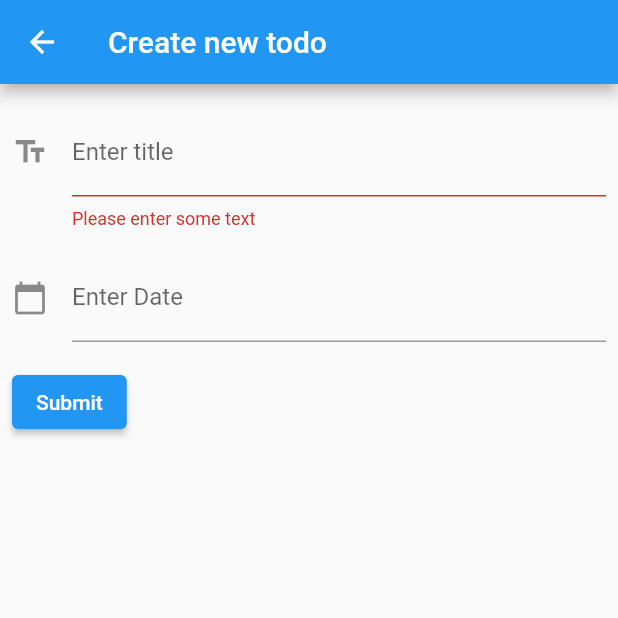
After one commit to bondo/survival-list, a Flutter app: the SurvivalItemCreateView screen opened by its route, after a tap on "Submit", on a phone screen of 412 x 824 dp, the top half of it. The commit adds this screen. Run offline on Flutter 3.47's test engine with Material 2 defaults, Android fonts, the phone set to English and light mode, and no system bars; our stand-ins replace shared_preferences; missing offline and left inert: enum_to_string; accounts and stored records are empty; generated files the repository leaves out were written again.

Commit message:
client: start adding create form

```diff
--- a/client/lib/main.dart
+++ b/client/lib/main.dart
@@ -1,4 +1,5 @@
 import 'package:flutter/material.dart';
+import 'package:intl/intl.dart';
 
 import 'src/app.dart';
 import 'src/settings/settings_controller.dart';
@@ -15,6 +16,11 @@ void main() async {
   // This prevents a sudden theme change when the app is first displayed.
   await settingsController.loadSettings();
 
+  if (settingsController.locale != null) {
+    // TODO: Update on locale change
+    Intl.systemLocale = settingsController.locale.toString();
+  }
+
   // Run the app and pass in the SettingsController. The app listens to the
   // SettingsController for changes, then passes it further down to the
   // SettingsView.
--- a/client/lib/src/app.dart
+++ b/client/lib/src/app.dart
@@ -2,6 +2,7 @@ import 'package:flutter/material.dart';
 import 'package:flutter_gen/gen_l10n/app_localizations.dart';
 
 import 'survival/survival_item.dart';
+import 'survival/survival_item_create_view.dart';
 import 'survival/survival_item_details_view.dart';
 import 'survival/survival_item_list_view.dart';
 import 'settings/settings_controller.dart';
@@ -18,8 +19,6 @@ class SurvivalListApp extends StatelessWidget {
 
   @override
   Widget build(BuildContext context) {
-    // Glue the SettingsController to the MaterialApp.
-    //
     // The AnimatedBuilder Widget listens to the SettingsController for changes.
     // Whenever the user updates their settings, the MaterialApp is rebuilt.
     return AnimatedBuilder(
@@ -64,6 +63,8 @@ class SurvivalListApp extends StatelessWidget {
                     return SettingsView(controller: settingsController);
                   case SurvivalItemDetailsView.routeName:
                     return const SurvivalItemDetailsView();
+                  case SurvivalItemCreateView.routeName:
+                    return const SurvivalItemCreateView();
                   case SurvivalItemListView.routeName:
                   default:
                     return SurvivalItemListView(items: [
--- a/client/lib/src/localization/app_da.arb
+++ b/client/lib/src/localization/app_da.arb
@@ -19,5 +19,6 @@
     "placeholders": {
       "i": {}
     }
-  }
+  },
+  "pageItemCreateTitle": "Opret ny todo"
 }
--- a/client/lib/src/localization/app_en.arb
+++ b/client/lib/src/localization/app_en.arb
@@ -19,5 +19,6 @@
     "placeholders": {
       "i": {}
     }
-  }
+  },
+  "pageItemCreateTitle": "Create new todo"
 }
--- a/client/lib/src/settings/settings_view.dart
+++ b/client/lib/src/settings/settings_view.dart
@@ -23,7 +23,7 @@ class SettingsView extends StatelessWidget {
       ),
       body: Padding(
         padding: const EdgeInsets.all(16),
-        child: Column(children: [
+        child: Column(crossAxisAlignment: CrossAxisAlignment.start, children: [
           DropdownButton<ThemeMode>(
             // Read the selected themeMode from the controller
             value: controller.themeMode,
--- /dev/null
+++ b/client/lib/src/survival/survival_item_create_form.dart
@@ -0,0 +1,96 @@
+import 'package:flutter/material.dart';
+import 'package:intl/intl.dart';
+
+class SurvivalItemCreateForm extends StatefulWidget {
+  const SurvivalItemCreateForm({super.key});
+
+  @override
+  State<SurvivalItemCreateForm> createState() => _SurvivalItemCreateFormState();
+}
+
+class _SurvivalItemCreateFormState extends State<SurvivalItemCreateForm> {
+  final _formKey = GlobalKey<FormState>();
+  TextEditingController dateInput = TextEditingController();
+
+  @override
+  void initState() {
+    dateInput.text = ""; //set the initial value of text field
+    super.initState();
+  }
+
+  @override
+  Widget build(BuildContext context) {
+    return Form(
+      key: _formKey,
+      child: Padding(
+          padding: const EdgeInsets.all(8),
+          child: Column(
+            crossAxisAlignment: CrossAxisAlignment.start,
+            children: <Widget>[
+              Padding(
+                  padding: const EdgeInsets.symmetric(vertical: 8),
+                  child: TextFormField(
+                    decoration: const InputDecoration(
+                      border: UnderlineInputBorder(),
+                      icon: Icon(Icons.text_fields),
+                      labelText: 'Enter title',
+                    ),
+                    validator: (value) {
+                      if (value == null || value.trim().isEmpty) {
+                        return 'Please enter some text';
+                      }
+                      return null;
+                    },
+                  )),
+              Padding(
+                  padding: const EdgeInsets.symmetric(vertical: 8),
+                  child: TextField(
+                    controller: dateInput,
+                    decoration: const InputDecoration(
+                        border: UnderlineInputBorder(),
+                        icon: Icon(Icons.calendar_today),
+                        labelText: "Enter Date" //label text of field
+                        ),
+                    readOnly:
+                        true, //set it true, so that user will not able to edit text
+                    onTap: () async {
+                      DateTime initialDate = DateTime.now();
+                      try {
+                        initialDate = DateFormat.yMMMd().parse(dateInput.text);
+                      } catch (e) {
+                        // Ignore
+                      }
+                      DateTime? pickedDate = await showDatePicker(
+                        context: context,
+                        initialDate: initialDate,
+                        firstDate: DateTime.now(),
+                        lastDate:
+                            DateTime.now().add(const Duration(days: 10000)),
+                      );
+
+                      if (pickedDate != null) {
+                        String formattedDate =
+                            DateFormat.yMMMd().format(pickedDate);
+                        setState(() {
+                          dateInput.text = formattedDate;
+                        });
+                      }
+                    },
+                  )),
+              Padding(
+                  padding: const EdgeInsets.symmetric(vertical: 8),
+                  child: ElevatedButton(
+                    onPressed: () {
+                      if (_formKey.currentState!.validate()) {
+                        ScaffoldMessenger.of(context).showSnackBar(
+                          const SnackBar(content: Text('Processing Data')),
+                        );
+                      }
+                    },
+                    child: const Text('Submit'),
+                  ))
+            ],
+          )),
+    );
+  }
+}
--- /dev/null
+++ b/client/lib/src/survival/survival_item_create_view.dart
@@ -0,0 +1,22 @@
+import 'package:flutter/material.dart';
+import 'package:flutter_gen/gen_l10n/app_localizations.dart';
+
+import 'survival_item_create_form.dart';
+
+/// Displays detailed information about a SurvivalItem.
+class SurvivalItemCreateView extends StatelessWidget {
+  const SurvivalItemCreateView({super.key});
+
+  static const routeName = '/new';
+
+  @override
+  Widget build(BuildContext context) {
+    AppLocalizations l10n = AppLocalizations.of(context)!;
+    return Scaffold(
+      appBar: AppBar(
+        title: Text(l10n.pageItemCreateTitle),
+      ),
+      body: const SurvivalItemCreateForm(),
+    );
+  }
+}
--- a/client/lib/src/survival/survival_item_list_view.dart
+++ b/client/lib/src/survival/survival_item_list_view.dart
@@ -3,6 +3,7 @@ import 'package:flutter_gen/gen_l10n/app_localizations.dart';
 
 import '../settings/settings_view.dart';
 import 'survival_item.dart';
+import 'survival_item_create_view.dart';
 import 'survival_item_list_tile.dart';
 
 /// Displays a list of SurvivalItems.
@@ -31,6 +32,13 @@ class SurvivalItemListView extends StatelessWidget {
           ),
         ],
       ),
+
+      floatingActionButton: FloatingActionButton(
+          onPressed: () {
+            Navigator.restorablePushNamed(
+                context, SurvivalItemCreateView.routeName);
+          },
+          child: const Icon(Icons.add)),
 
       // To work with lists that may contain a large number of items, it’s best
       // to use the ListView.builder constructor.
--- a/client/pubspec.yaml
+++ b/client/pubspec.yaml
@@ -16,6 +16,7 @@ dependencies:
     sdk: flutter
   shared_preferences: ^2.0.17
   enum_to_string: ^2.0.1
+  intl: ^0.17.0
 
 dev_dependencies:
   flutter_test:
```
Also changed, not shown: client/pubspec.lock.
